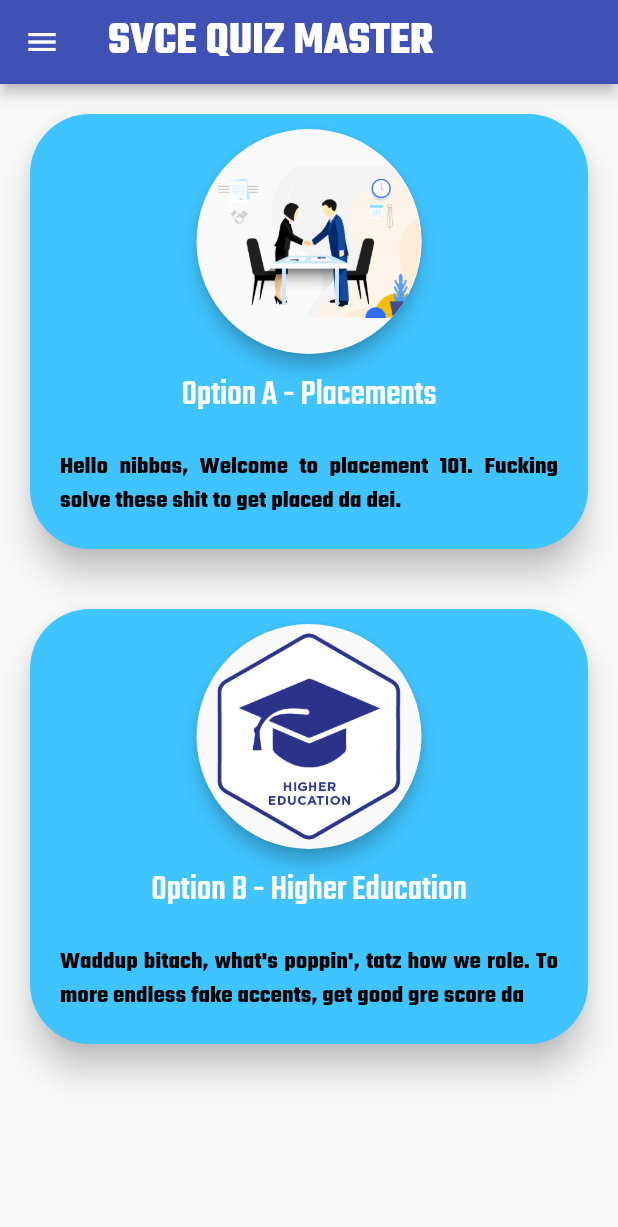
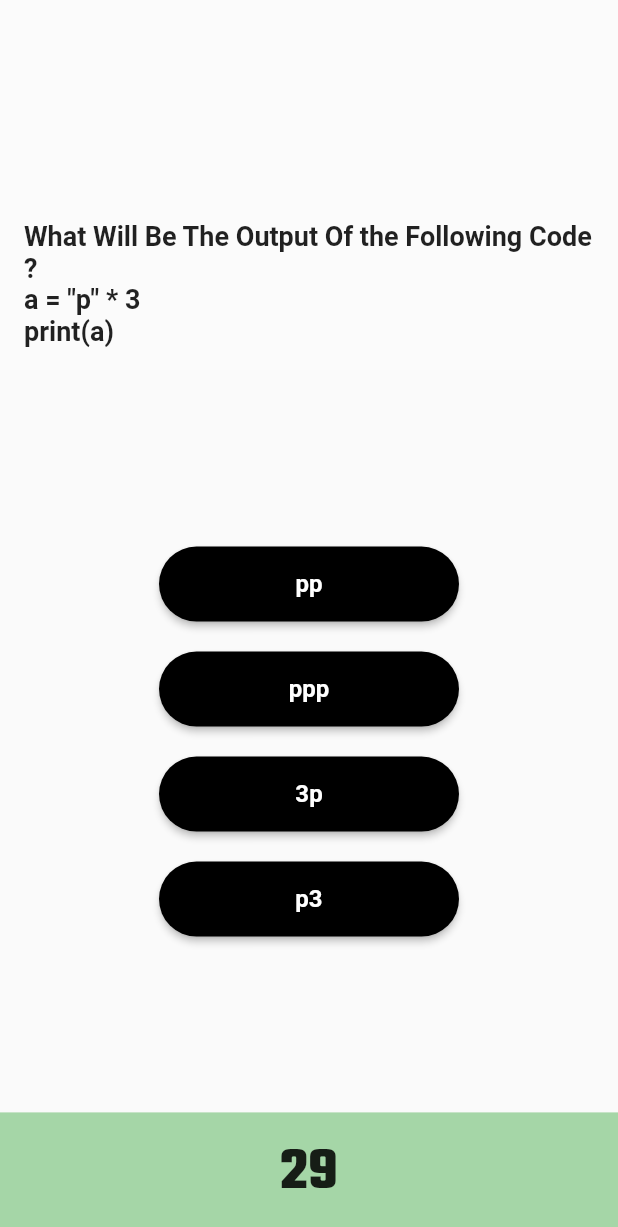
Before and after one commit to Vignesh0404/Quiz-Software-App, a Flutter app: the screen it shows after launch, after a tap on "Get Started", after a tap on "Option A - Placements", on a phone screen of 412 x 824 dp. Shown: the top 1227 px of the screen. Run offline on Flutter 3.47's test engine with Material 2 defaults, Android fonts, the phone set to English and light mode, and no system bars; Roboto replaces fonts that are missing (Quando); project files that could hold a hidden picture were left out.

Commit message:
question page w timer added

```diff
--- a/lib/home.dart
+++ b/lib/home.dart
@@ -1,5 +1,7 @@
 import 'package:flutter/material.dart';
+import 'package:flutter/services.dart';
 import 'package:testsoft/about.dart';
+import 'package:testsoft/quizpage.dart';
 import 'package:url_launcher/url_launcher.dart';
 import 'package:testsoft/higheredu.dart';
 import 'package:testsoft/placements.dart';
@@ -29,7 +31,9 @@ class _homepageState extends State<homepage> {
       ),
       child: InkWell(
         onTap: (){
-          print('card tapped');
+          Navigator.of(context).pushReplacement(MaterialPageRoute(
+            builder: (context) => getquiz()
+          ));
 
         },
         child: Material(
@@ -99,6 +103,9 @@ class _homepageState extends State<homepage> {
   @override
 
   Widget build(BuildContext context) {
+    SystemChrome.setPreferredOrientations([  //to make sure the app is alway on portrait mode
+      DeviceOrientation.portraitDown, DeviceOrientation.portraitUp,
+    ]);
     return Scaffold(
       appBar: AppBar(
         title: Text(
--- /dev/null
+++ b/lib/quizpage.dart
@@ -0,0 +1,232 @@
+import 'dart:async';
+import 'dart:convert';
+
+import 'package:flutter/material.dart';
+import 'package:flutter/services.dart';
+
+class getquiz extends StatelessWidget {
+  const getquiz({Key key}) : super(key: key);
+
+  @override
+  Widget build(BuildContext context) {
+    return FutureBuilder(
+      future: DefaultAssetBundle.of(context).loadString("assets/python.json"),
+      builder: (context, snapshot){
+        List mydata = json.decode(snapshot.data.toString());
+        if(mydata == null){
+          return Scaffold(
+            body: Center(
+              child: Text("Now Loading"),
+            )
+          );
+        }
+        else {
+          return quizpage(mydata : mydata);
+        }
+      },
+    );
+  }
+}
+
+class quizpage extends StatefulWidget {
+  var mydata; // to validate the mydata so that we can return it as a list
+  quizpage({Key key, @required this.mydata}): super(key : key);
+
+
+  @override
+  _quizpageState createState() => _quizpageState(mydata);
+}
+//quizpage 28:00
+class _quizpageState extends State<quizpage> {
+  var mydata;
+  _quizpageState(this.mydata);
+  int marks = 0; //fo the initial marks to be 0
+  int timer = 30; //setting the timer seconds
+  String showtimer1 = "30";
+  int i = 1; //to make sure the user does not click more than one option
+  Color colordisp = Colors.black26;
+  Color rightans = Colors.green[300];
+  Color wrongans = Colors.red[300];
+
+  Map<String , Color> buttoncolor = {  // making the color of the button a string so that it can be used below for the btn color
+    "a" : Colors.black,
+    "b" : Colors.black,
+    "c" : Colors.black,
+    "d" : Colors.black,
+  };
+
+  bool canceltimer = false; //to make sure the timer is not cancelled
+
+  void changequestion ()  //function to change to the next question
+  {
+    canceltimer = false; // to make sure the timer does not go infite
+    timer = 30;
+    setState(() {
+      if(i < 5) {
+      i++;
+    }else {
+
+    } // to reset the color of the options when it changes to the next question
+    buttoncolor["a"] = Colors.black;
+    buttoncolor["b"] = Colors.black;
+    buttoncolor["c"] = Colors.black;
+    buttoncolor["d"] = Colors.black;
+    });
+    showtimer();
+  }
+
+  @override
+  void initState() { //starting timer by default
+    showtimer(); // to start the timer
+    super.initState();
+
+  }
+
+  void showtimer() async { // function to start and run the timer for each question
+    const onesec = Duration(seconds: 1);
+    Timer.periodic(onesec, (Timer t){
+      setState(() {
+        if(timer < 1){ //to cancel the timer when the timer reaches it's limit
+          t.cancel();
+          changequestion(); // calling the next question when the timer runs out
+        } else if(canceltimer == true) {
+          t.cancel(); // if the cancel timer is true, timer is cancelled
+        }
+        else {
+          timer = timer -1;
+        }
+        showtimer1 = timer.toString();
+      });
+    });
+  }
+
+
+  void answercheck(String choice) {
+    if(mydata[2]["1"] == mydata[1]["1"][choice]){  //to check the answer and display the corresponding color
+      marks = marks + 5;
+      colordisp = rightans;
+    }
+    else {
+      colordisp = wrongans;
+    }
+    setState(() {
+      buttoncolor[choice] = colordisp; //the choice selected = the corresponding color the button should show
+      canceltimer = true;
+    });
+      Timer(Duration(seconds : 2), changequestion); //to change the question to the next one after 2 seconds
+
+  }
+
+Widget choicebutton(String choice) {
+  return Padding(
+    padding: EdgeInsets.symmetric(
+      vertical: 10.0,
+      horizontal: 20.0,
+    ),
+    child: MaterialButton(
+      onPressed: () => answercheck(
+        choice),
+      child: Text(
+        mydata[1][i.toString()][choice],  //getting the options from the json file using the string choice
+        style: TextStyle(
+          color: Colors.white,
+          fontSize: 16.0,
+          fontFamily: "Quando",
+          fontWeight: FontWeight.bold
+        ),
+        maxLines: 1, //only line is allowed in the button
+      ),
+      splashColor: Colors.white54,
+      color: buttoncolor[choice], //to use the respective color of choice
+      highlightColor: Colors.grey,
+      minWidth: 200.0,
+      height: 50.0,
+      shape: RoundedRectangleBorder(borderRadius: BorderRadius.circular(30.0)),
+    )
+     ,);
+}
+
+  @override
+  Widget build(BuildContext context) {
+     SystemChrome.setPreferredOrientations([  //to make sure the app is alway on portrait mode
+      DeviceOrientation.portraitDown, DeviceOrientation.portraitUp,
+    ]);
+    return WillPopScope( // to make sure the user does not goes back when the back button is clicked
+      onWillPop: (){
+        return showDialog(  // creating a alert dialog box to prompt the user
+          context: context,
+          builder:(context) => AlertDialog(
+            title: Text("SVCE QUIZ MASTER",
+            ),
+            content: Text(
+              "I'm afraid you gotta complete the quiz to go back. You cann do this!!"
+            ),
+            actions: <Widget>[
+              FlatButton(
+                onPressed: (){
+                  Navigator.of(context).pop();
+                },
+                child: Text(
+                  "OK",
+                ),
+              )
+            ],
+          )
+        );
+      },
+      child: Scaffold(
+       body: Column(
+         children: <Widget>[
+           Expanded( flex: 3,
+           child: Container(
+             decoration: BoxDecoration(
+               color: Colors.white12,
+               /*image: DecorationImage(
+                 image: AssetImage("images/quiz.jpg"),
+                 fit: BoxFit.cover
+               ) */
+               ),
+             padding: EdgeInsets.all(16.0),
+             alignment: Alignment.bottomCenter,
+             child: Text(
+               mydata[0][i.toString()], //to get respective questions and converting a string
+             style: TextStyle(
+               fontSize: 18.0,
+               fontFamily: "Quando",
+               fontWeight: FontWeight.w700
+             ),),
+           ),),
+           Expanded( flex: 6,
+           child: Container(
+             child: Column(
+               mainAxisAlignment: MainAxisAlignment.center,
+               children: <Widget>[
+                 choicebutton('a'),
+                 choicebutton('b'),
+                 choicebutton('c'),
+                 choicebutton('d'),
+               ],
+             ),
+
+           ),),
+           Expanded( flex: 1,
+           child: Container(
+             alignment: Alignment.topCenter,
+             decoration: BoxDecoration(color: Colors.green[200]),
+             child: Center(
+               child: Text(
+                 showtimer1,
+                 style: TextStyle(
+                   fontFamily: "teko",
+                   fontSize: 40.0,
+                   fontWeight: FontWeight.w700,
+                 ),
+                 ),
+             ),
+           ),)
+         ],
+       ),
+    ),
+    );
+  }
+}
--- a/lib/slide.dart
+++ b/lib/slide.dart
@@ -19,7 +19,7 @@ class _SlideScreenState extends State<SlideScreen> {
   void initState() {
     // TODO: implement initState
     super.initState();
-    Timer.periodic(Duration(seconds: 6), (Timer timer) {
+    Timer.periodic(Duration(seconds: 4), (Timer timer) {
       if(currentPage < 2) {
         currentPage++;
       } else {
@@ -57,7 +57,7 @@ class _SlideScreenState extends State<SlideScreen> {
 
       body:
          Container(
-           color: Colors.black,
+           color: Colors.white38,
            child: Padding(
              padding: const EdgeInsets.all(20.0),
              child: Column(
--- a/lib/splashscreen.dart
+++ b/lib/splashscreen.dart
@@ -1,6 +1,7 @@
 import 'dart:async';
 import 'package:flutter/material.dart';
 import 'package:testsoft/home.dart';
+import 'package:testsoft/quizpage.dart';
 import 'slide.dart';
 
 class splashscreen extends StatefulWidget {
--- a/pubspec.yaml
+++ b/pubspec.yaml
@@ -43,11 +43,13 @@ flutter:
 
   # To add assets to your application, add an assets section, like this:
   assets:
+    - assets/python.json
     - images/slide1.jpg
     - images/slide2.jpg
     - images/slide3.jpg
     - images/placements.png
     - images/eu.png
+    - images/quiz.jpg
 
 
 
```
Also changed, not shown: assets/python.json (added, +88 -0 lines).
